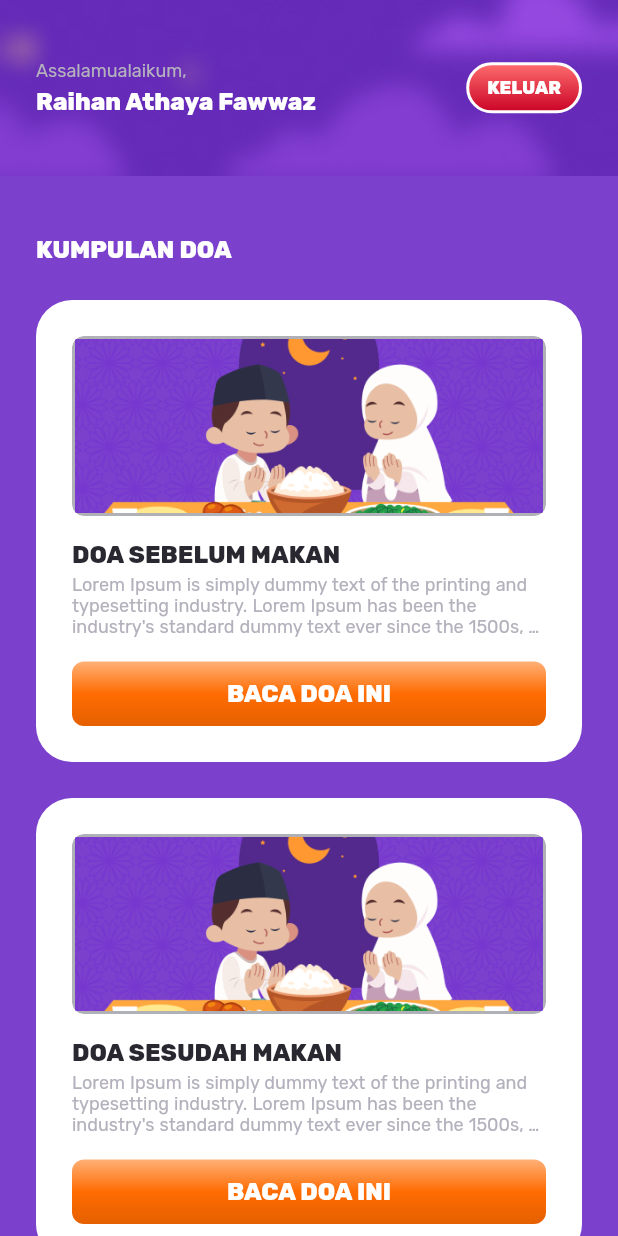
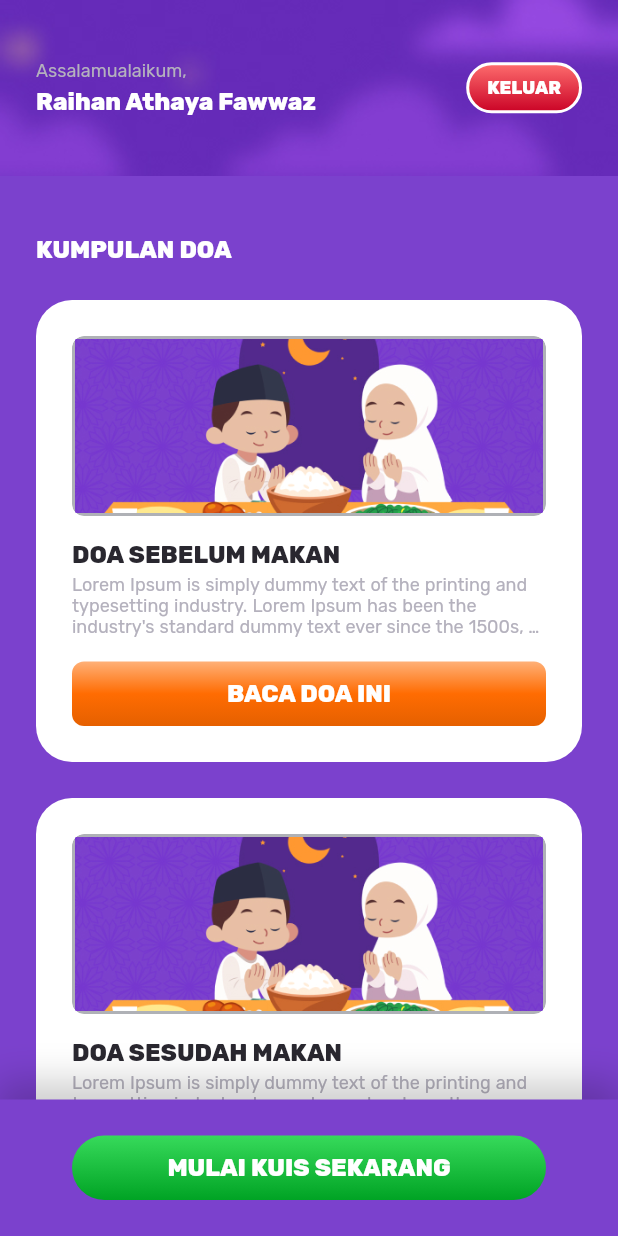
Before and after one commit to kouseina/doa-harian, a Flutter app: the HomePage screen opened by its route, on a phone screen of 412 x 824 dp. Run offline on Flutter 3.47's test engine with Material 2 defaults, Android fonts, the phone set to English and light mode, and no system bars; our stand-ins replace auto_route, bloc, flutter_bloc, freezed_annotation.

```diff
--- a/lib/apps/app_colors.dart
+++ b/lib/apps/app_colors.dart
@@ -45,4 +45,13 @@ class AppColors {
     begin: Alignment.topCenter,
     end: Alignment.bottomCenter,
   );
+
+  static LinearGradient greenGradient = const LinearGradient(
+    colors: [
+      Color(0xff37DA5B),
+      Color(0xff00A324),
+    ],
+    begin: Alignment.topCenter,
+    end: Alignment.bottomCenter,
+  );
 }
--- a/lib/modules/home/home_page.dart
+++ b/lib/modules/home/home_page.dart
@@ -232,6 +232,27 @@ class _HomePageState extends State<HomePage> {
                 ),
               ),
             ),
+            Container(
+              padding: const EdgeInsets.symmetric(vertical: 24, horizontal: 48),
+              decoration: BoxDecoration(
+                color: AppColors.purple2,
+                boxShadow: [
+                  BoxShadow(
+                    color: Colors.black.withOpacity(0.2),
+                    spreadRadius: 2,
+                    blurRadius: 20,
+                    offset: const Offset(0, -10), // changes position of shadow
+                  ),
+                ],
+              ),
+              child: MainButton(
+                onTap: () {
+                  context.router.push(const QuizRoute());
+                },
+                linearGradient: AppColors.greenGradient,
+                text: "MULAI KUIS SEKARANG",
+              ),
+            ),
           ],
         ),
       ),
--- a/lib/routes/app_router.dart
+++ b/lib/routes/app_router.dart
@@ -3,6 +3,7 @@ import 'package:doa_harian/models/prayer.dart';
 import 'package:doa_harian/modules/detail/detail_page.dart';
 import 'package:doa_harian/modules/home/home_page.dart';
 import 'package:doa_harian/modules/intro/intro_page.dart';
+import 'package:doa_harian/modules/quiz/quiz_page.dart';
 import 'package:flutter/material.dart';
 part 'app_router.gr.dart';
 
@@ -13,5 +14,6 @@ class AppRouter extends _$AppRouter {
         AutoRoute(page: IntroRoute.page, initial: true),
         AutoRoute(page: HomeRoute.page),
         AutoRoute(page: DetailRoute.page),
+        AutoRoute(page: QuizRoute.page),
       ];
 }
```
Also changed, not shown: lib/modules/quiz/quiz_page.dart (added, +211 -0 lines), lib/routes/app_router.gr.dart.
